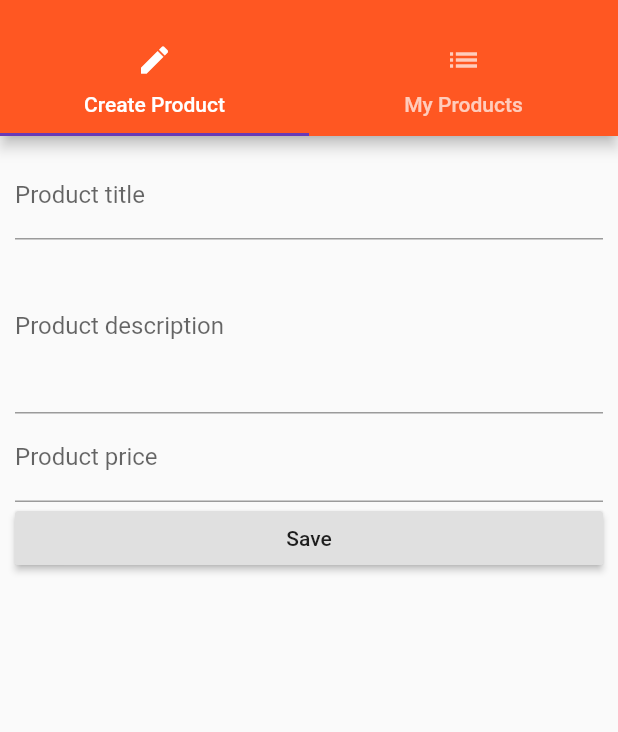
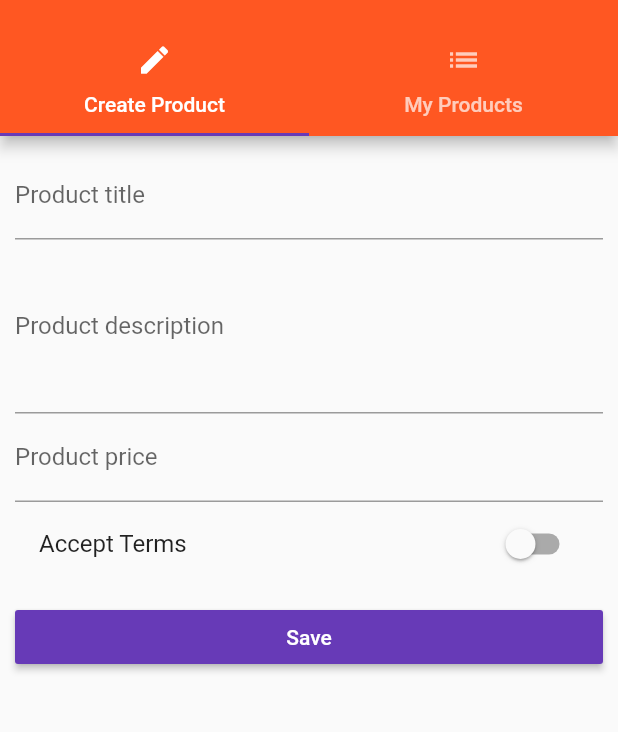
Before and after one commit to DanielReyesDev/FlutterUdemyCourse, a Flutter app: the ProductsAdminPage screen opened by its route, on a phone screen of 412 x 824 dp, the part 59-791 px from its top. Run offline on Flutter 3.47's test engine with Material 2 defaults, Android fonts, the phone set to English and light mode, and no system bars.

```diff
--- a/lib/pages/product_create.dart
+++ b/lib/pages/product_create.dart
@@ -16,9 +16,10 @@ class ProductCreatePage extends StatefulWidget {
 
 class ProductCreatePageState extends State<ProductCreatePage> {
 
-  String titleValue = "";
-  String descriptionValue = "";
-  double priceValue = 0.0;
+  String _titleValue = "";
+  String _descriptionValue = "";
+  double _priceValue = 0.0;
+  bool _acceptTerms = false;
 
 
 
@@ -35,7 +36,7 @@ class ProductCreatePageState extends State<ProductCreatePage> {
               ),
               onChanged: (String value) {
                 setState(() {
-                  titleValue = value;
+                  _titleValue = value;
                 });
               },
             ),
@@ -46,7 +47,7 @@ class ProductCreatePageState extends State<ProductCreatePage> {
               maxLines: 4,
               onChanged: (String value) {
                 setState(() {
-                  descriptionValue = value;
+                  _descriptionValue = value;
                 });
               },
             ),
@@ -57,21 +58,35 @@ class ProductCreatePageState extends State<ProductCreatePage> {
               keyboardType: TextInputType.number,
               onChanged: (String value) {
                 setState(() {
-                  priceValue = double.parse(value);
+                  _priceValue = double.parse(value);
                 });
               },
             ),
+            SwitchListTile(
+              title: Text("Accept Terms"),
+              value: this._acceptTerms,
+              onChanged: (bool value){
+                setState(() {
+                  _acceptTerms = value;
+                });
+              },
+            ),
+            SizedBox(
+              height: 10.0,
+            ),
             RaisedButton(
               child: Text("Save"),
+              color: Theme.of(context).accentColor,
+              textColor: Colors.white,
               onPressed: (){
                 final Map<String, dynamic> product = {
-                  'title' : titleValue,
-                  'description': descriptionValue,
-                  'price': priceValue,
+                  'title' : _titleValue,
+                  'description': _descriptionValue,
+                  'price': _priceValue,
                   'image': 'assets/food.jpg'
                 };
-
                 widget.addProduct(product);
+                Navigator.pushReplacementNamed(context, "/");
               },
             )
           ],
```
